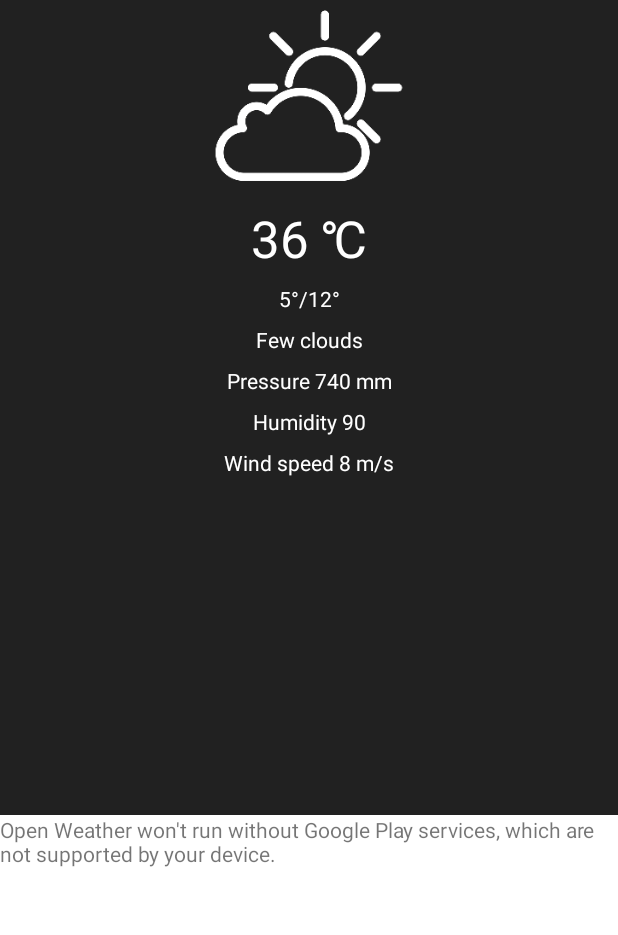
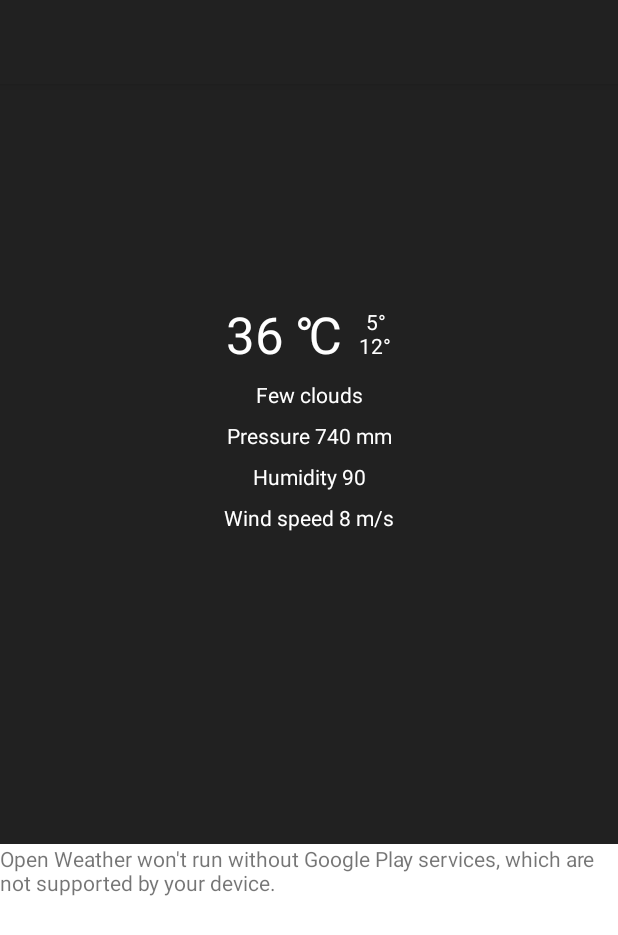
Before and after one commit to demixdn/open-weather, an Android app: the fragment WeatherDetailFragment placed in its activity, on a phone screen of 412 x 824 dp. Shown: the top 935 px of the screen. Run offline under Robolectric (Android 15) with nearby library versions, the phone set to English and light mode, and no system bars; 1 statement that could not run was skipped.

Commit message:
some style changes

```diff
--- a/app/src/main/java/com/github/demixdn/weather/ui/navigation/StartActivity.java
+++ b/app/src/main/java/com/github/demixdn/weather/ui/navigation/StartActivity.java
@@ -164,6 +164,7 @@ public class StartActivity extends AppCompatActivity
 
     @Override
     public void showCities() {
+        setTitle(R.string.cities_weather);
         progressDialog.dismiss();
         navigationView.getMenu().getItem(INDEX_CITY).setChecked(true);
         fabShow();
@@ -171,6 +172,7 @@ public class StartActivity extends AppCompatActivity
     }
 
     private void showAppInfo() {
+        setTitle(R.string.about);
         progressDialog.dismiss();
         navigationView.getMenu().getItem(INDEX_ABOUT).setChecked(true);
         fabHide();
@@ -178,6 +180,7 @@ public class StartActivity extends AppCompatActivity
     }
 
     private void showProfile() {
+        setTitle(R.string.profile);
         progressDialog.dismiss();
         navigationView.getMenu().getItem(INDEX_PROFILE).setChecked(true);
         fabHide();
--- /dev/null
+++ b/app/src/main/res/drawable/ic_arrow_back.xml
@@ -0,0 +1,9 @@
+<vector xmlns:android="http://schemas.android.com/apk/res/android"
+        android:width="24dp"
+        android:height="24dp"
+        android:viewportWidth="24.0"
+        android:viewportHeight="24.0">
+    <path
+        android:fillColor="#FFFFFF"
+        android:pathData="M20,11H7.83l5.59,-5.59L12,4l-8,8 8,8 1.41,-1.41L7.83,13H20v-2z"/>
+</vector>
--- a/app/src/main/res/layout-land/content_detail.xml
+++ b/app/src/main/res/layout-land/content_detail.xml
@@ -30,5 +30,14 @@
             android:layout_width="match_parent"
             android:layout_height="match_parent"
             android:clickable="false"/>
+
+        <View
+            android:id="@+id/clickInterceptor"
+            android:layout_width="match_parent"
+            android:layout_height="match_parent"
+            android:background="#00000000"
+            android:clickable="true"
+            android:focusable="true"
+            android:focusableInTouchMode="true"/>
     </FrameLayout>
 </LinearLayout>
--- a/app/src/main/res/layout/activity_detail.xml
+++ b/app/src/main/res/layout/activity_detail.xml
@@ -6,6 +6,17 @@
     android:layout_height="match_parent"
     tools:context="com.github.demixdn.weather.ui.detail.DetailActivity">
 
+    <android.support.design.widget.AppBarLayout
+        android:layout_width="match_parent"
+        android:layout_height="wrap_content">
+
+        <android.support.v7.widget.Toolbar
+            android:id="@+id/toolbar"
+            android:layout_width="match_parent"
+            android:layout_height="?actionBarSize"
+            android:background="@color/colorPrimary"/>
+    </android.support.design.widget.AppBarLayout>
+
     <include layout="@layout/content_detail"/>
 
 </android.support.design.widget.CoordinatorLayout>
--- a/app/src/main/res/layout/content_detail.xml
+++ b/app/src/main/res/layout/content_detail.xml
@@ -28,7 +28,16 @@
             android:id="@+id/map"
             class="com.google.android.gms.maps.SupportMapFragment"
             android:layout_width="match_parent"
-            android:clickable="false"
-            android:layout_height="match_parent"/>
+            android:layout_height="match_parent"
+            android:clickable="false"/>
+
+        <View
+            android:id="@+id/clickInterceptor"
+            android:layout_width="match_parent"
+            android:layout_height="match_parent"
+            android:background="#00000000"
+            android:clickable="true"
+            android:focusable="true"
+            android:focusableInTouchMode="true"/>
     </FrameLayout>
 </LinearLayout>
--- a/app/src/main/res/layout/fragment_weather_detail.xml
+++ b/app/src/main/res/layout/fragment_weather_detail.xml
@@ -5,70 +5,94 @@
              android:background="@color/colorPrimary"
              tools:context="com.github.demixdn.weather.ui.detail.WeatherDetailFragment">
 
+    <ScrollView
+        android:id="@+id/scrollContainer"
+        android:layout_width="match_parent"
+        android:layout_height="wrap_content">
+
         <LinearLayout
             android:layout_width="wrap_content"
             android:layout_height="wrap_content"
             android:layout_gravity="center_horizontal"
-        android:orientation="vertical">
+            android:orientation="vertical"
+            android:paddingBottom="@dimen/activity_vertical_margin"
+            android:paddingTop="@dimen/activity_vertical_margin">
 
             <ImageView
                 android:id="@+id/ivCurrentWeatherIcon"
                 android:layout_width="128dp"
                 android:layout_height="128dp"
-            android:src="@drawable/icon_02d"
+                android:adjustViewBounds="true"
                 tools:ignore="ContentDescription"/>
+
+            <LinearLayout
+                android:layout_width="wrap_content"
+                android:layout_height="wrap_content"
+                android:layout_gravity="center_horizontal"
+                android:orientation="horizontal">
 
                 <TextView
                     android:id="@+id/tvCurrentWeatherTemp"
-            style="@style/CurrentSubText"
+                    android:layout_width="wrap_content"
+                    android:layout_height="wrap_content"
+                    android:layout_gravity="center_vertical"
                     android:text="@string/test_degree_celsius"
+                    android:textColor="@color/colorWhite"
                     android:textSize="34sp"/>
 
                 <TextView
                     android:id="@+id/tvCurrentWeatherTempMinMax"
-            style="@style/CurrentSubText"
-            android:text="@string/test_temp_min_max"/>
+                    android:layout_width="match_parent"
+                    android:layout_height="wrap_content"
+                    android:layout_gravity="center_vertical"
+                    android:layout_marginLeft="8dp"
+                    android:layout_marginStart="8dp"
+                    android:gravity="end"
+                    android:text="@string/test_temp_min_max"
+                    android:textColor="@color/colorWhite"
+                    android:textSize="14sp"/>
+            </LinearLayout>
+
 
             <TextView
                 android:id="@+id/tvCurrentWeatherDescription"
                 android:layout_width="match_parent"
                 android:layout_height="wrap_content"
                 android:layout_marginTop="8dp"
-            android:autoText="false"
                 android:gravity="center_horizontal"
-
                 android:text="@string/test_description"
                 android:textColor="@color/colorWhite"
                 android:textSize="14sp"/>
 
             <TextView
                 android:id="@+id/tvCurrentWeatherPressure"
+                android:layout_width="match_parent"
                 android:layout_height="wrap_content"
-            android:layout_width="match_parent"
+                android:layout_marginTop="8dp"
                 android:gravity="center_horizontal"
+                android:text="@string/test_pressure"
                 android:textColor="@color/colorWhite"
-            android:textSize="14sp"
-            android:layout_marginTop="8dp"
-            android:text="@string/test_pressure"/>
+                android:textSize="14sp"/>
 
             <TextView
                 android:id="@+id/tvCurrentWeatherHumidity"
+                android:layout_width="match_parent"
                 android:layout_height="wrap_content"
-            android:layout_width="match_parent"
+                android:layout_marginTop="8dp"
                 android:gravity="center_horizontal"
+                android:text="@string/test_humidity"
                 android:textColor="@color/colorWhite"
-            android:textSize="14sp"
-            android:layout_marginTop="8dp"
-            android:text="@string/test_humidity"/>
+                android:textSize="14sp"/>
 
             <TextView
                 android:id="@+id/tvCurrentWeatherWindSpeed"
+                android:layout_width="match_parent"
                 android:layout_height="wrap_content"
-            android:layout_width="match_parent"
+                android:layout_marginTop="8dp"
                 android:gravity="center_horizontal"
+                android:text="@string/test_wind_speed"
                 android:textColor="@color/colorWhite"
-            android:textSize="14sp"
-            android:layout_marginTop="8dp"
-            android:text="@string/test_wind_speed"/>
+                android:textSize="14sp"/>
         </LinearLayout>
+    </ScrollView>
 </FrameLayout>
--- a/app/src/main/res/layout/view_city_item.xml
+++ b/app/src/main/res/layout/view_city_item.xml
@@ -10,6 +10,8 @@
         android:layout_height="match_parent"
         android:orientation="horizontal"
         android:id="@+id/llCityContent"
+        android:clickable="true"
+        android:background="?selectableItemBackgroundBorderless"
         android:paddingLeft="@dimen/activity_horizontal_margin"
         android:paddingRight="@dimen/activity_horizontal_margin">
 
--- a/app/src/main/res/values/strings.xml
+++ b/app/src/main/res/values/strings.xml
@@ -6,7 +6,7 @@
     <string name="pressure">Pressure %1$d mm</string>
     <string name="humidity">Humidity %1$d %%</string>
     <string name="wind">Wind %1$s m/s</string>
-    <string name="temp_min_max">%1$d&#176;/%2$d&#176;</string>
+    <string name="temp_min_max">Min %1$d&#176;\nMax %2$d&#176;</string>
     <string name="loading">Loading…</string>
 
     <string name="dialog_action_ok">OK</string>
@@ -29,7 +29,7 @@
     <string name="test_pressure" translatable="false">Pressure 740 mm</string>
     <string name="test_humidity" translatable="false">Humidity 90</string>
     <string name="test_wind" translatable="false">Wind 3 m/s</string>
-    <string name="test_temp_min_max" translatable="false">5&#176;/12&#176;</string>
+    <string name="test_temp_min_max" translatable="false">5&#176; \n 12&#176;</string>
     <string name="test_wind_speed" translatable="false">Wind speed 8 m/s</string>
     <string name="btn_facebook" translatable="false">Facebook</string>
     <string name="btn_google" translatable="false">Google</string>
@@ -45,6 +45,7 @@
 
     <string name="action_settings">Settings</string>
     <string name="cities_weather">Cities weather</string>
+    <string name="city_weather">Weather in %s</string>
     <string name="application_group">Application</string>
     <string name="profile">Profile</string>
     <string name="about">About</string>
```
Also changed, not shown: app/src/main/java/com/github/demixdn/weather/ui/detail/DetailActivity.java (+43 -8 lines), app/src/main/java/com/github/demixdn/weather/ui/detail/WeatherViewDelegate.java (+6 -1 lines), app/src/main/res/values/styles.xml (+0 -9 lines), 1 other file. Lines whose indentation alone changed are shown as unchanged.
